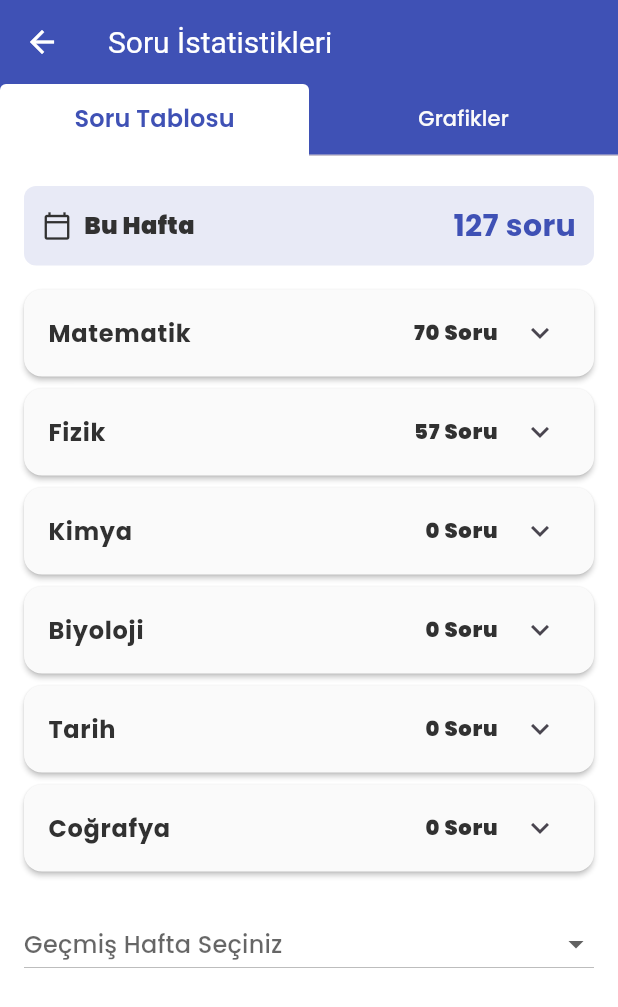
After one commit to ssena-201903/student_track_app, a Flutter app: the QuestionsPage screen opened directly, on a phone screen of 412 x 824 dp. The commit adds this screen. Shown: the top 1007 px of the screen. Run offline on Flutter 3.47's test engine with Material 3 defaults, Android fonts, the phone set to English and light mode, and no system bars; our stand-ins replace audioplayers, fl_chart, google_fonts, intl_phone_field, lottie; accounts and stored records are empty.

Commit message:
done structure of questions page

```diff
--- a/lib/main.dart
+++ b/lib/main.dart
@@ -1,8 +1,10 @@
 import 'package:flutter/material.dart';
 import 'package:google_fonts/google_fonts.dart';
 import 'package:student_track/constants/constants.dart';
+import 'package:student_track/views/home/home_page.dart';
 import 'package:student_track/views/login/login_page.dart';
 import 'package:student_track/views/main_shell.dart';
+import 'package:student_track/views/questions/questions_page.dart';
 
 void main() {
   runApp(const MyApp());
@@ -93,9 +95,20 @@ class MyApp extends StatelessWidget {
             fontSize: 16,
           ),
         ),
+        // tabbar theme
+        tabBarTheme: TabBarThemeData(
+          labelStyle: TextStyle(fontSize: 16, fontWeight: FontWeight.w600, color: Constants.primaryColor),
+          unselectedLabelColor:
+              Constants.primaryWhiteTone,
+          indicator: BoxDecoration(
+            color: Colors.white,
+            borderRadius: BorderRadius.only(topLeft: Radius.circular(4), topRight: Radius.circular(4)),
+          ),
+          indicatorSize: TabBarIndicatorSize.tab,
+        ),
       ),
 
-      home: LoginPage(),
+      home: MainShell(),
     );
   }
 }
--- a/lib/views/home/add_question_page.dart
+++ b/lib/views/home/add_question_page.dart
@@ -154,7 +154,7 @@ class _AddQuestionPageState extends State<AddQuestionPage> {
                     }
                   : null,
               style: ElevatedButton.styleFrom(
-                padding: const EdgeInsets.symmetric(vertical: 16),
+                padding: const EdgeInsets.symmetric(vertical: 20),
               ),
               child: const Text('Verileri Gönder'),
             ),
--- a/lib/views/home/home_page.dart
+++ b/lib/views/home/home_page.dart
@@ -4,6 +4,7 @@ import 'package:student_track/constants/constants.dart';
 import 'package:student_track/helpers/data_helper.dart';
 import 'package:student_track/views/home/add_question_page.dart';
 import 'package:student_track/views/pomodoro/pomodo_page.dart';
+import 'package:student_track/views/questions/questions_page.dart';
 import 'package:student_track/views/targets/target_page.dart';
 import 'package:student_track/widgets/custom_text.dart';
 import 'package:student_track/widgets/custom_drawer.dart';
@@ -134,6 +135,21 @@ class _HomePageState extends State<HomePage> {
       spacing: 10,
       runSpacing: 10,
       children: List.generate(cards.length, (index) {
+        // eğer 2. kart ise index değeri 1 olan kartı kontrol et
+        if (index == 1) {
+          return TopCard(
+            index: index,
+            title: cards[index]["title"],
+            subTitle: cards[index]["subtitle"],
+            onTap: () async {
+              // Questions Page'e git
+              await Navigator.push(
+                context,
+                MaterialPageRoute(builder: (_) => const QuestionsPage()),
+              );
+            },
+          );
+        }
         // Eğer 3. kart (index 2) hedef kartı ise, title ve subtitle'ı özel yap
         if (index == 2) {
           return TopCard(
--- /dev/null
+++ b/lib/views/questions/questions_page.dart
@@ -0,0 +1,310 @@
+import 'package:flutter/material.dart';
+import 'package:student_track/constants/constants.dart';
+import 'package:student_track/widgets/custom_text.dart';
+import 'package:fl_chart/fl_chart.dart';
+
+class QuestionsPage extends StatefulWidget {
+  const QuestionsPage({super.key});
+
+  @override
+  State<QuestionsPage> createState() => _QuestionsPageState();
+}
+
+class _QuestionsPageState extends State<QuestionsPage> {
+  String? selectedPastWeek;
+
+  final Map<String, Map<String, List<Map<String, dynamic>>>> data = {
+    "18.08.2025 - 24.08.2025": {
+      "Matematik": [
+        {"konu": "Limit", "kaynak": "Eis Yayınları", "adet": 50},
+        {"konu": "Türev", "kaynak": "Palme Yayınları", "adet": 20},
+      ],
+      "Fizik": [
+        {"konu": "Kuvvet", "kaynak": "Eis Yayınları", "adet": 30},
+        {"konu": "Elektrik", "kaynak": "Fenomen Yayıncılık", "adet": 27},
+      ],
+    },
+    "11.08.2025 - 17.08.2025": {
+      "Matematik": [
+        {"konu": "Fonksiyon", "kaynak": "Eis Yayınları", "adet": 25},
+        {"konu": "Trigonometri", "kaynak": "Palme Yayınları", "adet": 18},
+      ],
+      "Kimya": [
+        {"konu": "Organik Kimya", "kaynak": "Karekök Yayınları", "adet": 30},
+      ],
+    },
+    "04.08.2025 - 10.08.2025": {
+      "Matematik": [
+        {"konu": "Limit", "kaynak": "Apotemi Yayınları", "adet": 20},
+        {"konu": "Türev", "kaynak": "Karekök Yayınları", "adet": 15},
+      ],
+      "Fizik": [
+        {"konu": "Newton Kanunları", "kaynak": "Palme Yayınları", "adet": 12},
+        {"konu": "Elektrik", "kaynak": "Okyanus Yayınları", "adet": 10},
+      ],
+    },
+    "28.07.2025 - 03.08.2025": {
+      "Matematik": [
+        {"konu": "Integral", "kaynak": "Apotemi Yayınları", "adet": 18},
+        {"konu": "Karmaşık Sayılar", "kaynak": "Eis Yayınları", "adet": 22},
+      ],
+      "Kimya": [
+        {"konu": "Asit-Baz", "kaynak": "Palme Yayınları", "adet": 25},
+        {
+          "konu": "Kimyasal Tepkimeler",
+          "kaynak": "Okyanus Yayınları",
+          "adet": 15,
+        },
+      ],
+    },
+  };
+
+  @override
+  Widget build(BuildContext context) {
+    final thisWeek = data.keys.first;
+    final pastWeeks = data.keys.skip(1).toList();
+
+    final thisWeekTotal = data[thisWeek]!.values
+        .expand((list) => list)
+        .fold<int>(0, (sum, e) => sum + (e['adet'] as int));
+
+    return DefaultTabController(
+      length: 2,
+      child: Scaffold(
+        appBar: AppBar(
+          title: const Text("Soru İstatistikleri"),
+          bottom: const TabBar(
+            tabs: [
+              Tab(text: "Soru Tablosu"),
+              Tab(text: "Grafikler"),
+            ],
+          ),
+        ),
+        body: TabBarView(
+          children: [
+            // 🔹 Tab 1: Çalışma Tablosu
+            Padding(
+              padding: const EdgeInsets.symmetric(vertical: 20, horizontal: 16),
+              child: SingleChildScrollView(
+                child: Column(
+                  crossAxisAlignment: CrossAxisAlignment.start,
+                  children: [
+                    Container(
+                      padding: const EdgeInsets.all(12),
+                      decoration: BoxDecoration(
+                        color: Constants.lightPrimaryTone,
+                        borderRadius: BorderRadius.circular(8),
+                      ),
+                      child: Row(
+                        children: [
+                          Icon(
+                            Icons.calendar_today_outlined,
+                            size: 20,
+                            color: Constants.primaryBlackTone,
+                          ),
+                          const SizedBox(width: 8),
+                          CustomText(
+                            text: "Bu Hafta",
+                            color: Constants.primaryBlackTone,
+                            fontWeight: FontWeight.w900,
+                            fontSize: 16,
+                          ),
+                          const Spacer(),
+                          CustomText(
+                            text: "$thisWeekTotal soru",
+                            color: Constants.primaryColor,
+                            fontWeight: FontWeight.bold,
+                            fontSize: 20,
+                          ),
+                        ],
+                      ),
+                    ),
+                    const SizedBox(height: 12),
+                    ..._buildLessonSections(data[thisWeek]!),
+                    const SizedBox(height: 20),
+                    DropdownButton<String>(
+                      isExpanded: true,
+                      hint: const Text("Geçmiş Hafta Seçiniz"),
+                      value: selectedPastWeek,
+                      items: pastWeeks
+                          .map(
+                            (week) => DropdownMenuItem(
+                              value: week,
+                              child: Text(week),
+                            ),
+                          )
+                          .toList(),
+                      onChanged: (value) {
+                        setState(() {
+                          selectedPastWeek = value;
+                        });
+                      },
+                    ),
+                    if (selectedPastWeek != null)
+                      Padding(
+                        padding: const EdgeInsets.only(top: 16.0),
+                        child: Column(
+                          crossAxisAlignment: CrossAxisAlignment.start,
+                          children: [
+                            _buildWeekHeader(
+                              selectedPastWeek!,
+                              data[selectedPastWeek]!,
+                            ),
+                            const SizedBox(height: 12),
+                            ..._buildLessonSections(data[selectedPastWeek]!),
+                          ],
+                        ),
+                      ),
+                  ],
+                ),
+              ),
+            ),
+
+            // 🔹 Tab 2: Grafikler
+            _buildBarCharts(),
+          ],
+        ),
+      ),
+    );
+  }
+
+  Widget _buildBarCharts() {
+    return Center(
+      child: Column(
+        mainAxisAlignment: MainAxisAlignment.center,
+        children: [
+          CustomText(
+            text: "Çok yakında grafikler tablosu sizlerle...",
+            color: Constants.primaryColor,
+            fontWeight: FontWeight.w600,
+            fontSize: 16,
+            textAlign: TextAlign.center,
+          ),
+        ],
+      ),
+    );
+  }
+
+  Widget _buildWeekHeader(
+    String week,
+    Map<String, List<Map<String, dynamic>>> weekData,
+  ) {
+    final totalQuestions = weekData.values
+        .expand((list) => list)
+        .fold<int>(0, (sum, e) => sum + (e['adet'] as int));
+
+    return Container(
+      padding: const EdgeInsets.all(12),
+      decoration: BoxDecoration(
+        color: Constants.lightPrimaryTone,
+        borderRadius: BorderRadius.circular(8),
+      ),
+      child: Row(
+        children: [
+          const Icon(Icons.calendar_today_outlined, size: 20),
+          const SizedBox(width: 8),
+          Text(
+            week,
+            style: const TextStyle(fontSize: 16, fontWeight: FontWeight.bold),
+          ),
+          const Spacer(),
+          // Text(
+          //   "$totalQuestions Soru",
+          //   style: const TextStyle(fontSize: 14, fontWeight: FontWeight.w600),
+          // ),
+          CustomText(
+            text: "$totalQuestions Soru",
+            color: Constants.primaryColor,
+            fontWeight: FontWeight.bold,
+            fontSize: 14,
+          ),
+        ],
+      ),
+    );
+  }
+
+  List<Widget> _buildLessonSections(
+    Map<String, List<Map<String, dynamic>>> weekData,
+  ) {
+    // Tüm dersler
+    final allLessons = [
+      "Matematik",
+      "Fizik",
+      "Kimya",
+      "Biyoloji",
+      "Tarih",
+      "Coğrafya",
+    ];
+
+    return allLessons.map((lesson) {
+      final details = weekData[lesson] ?? [];
+      final totalQuestions = details.fold<int>(
+        0,
+        (sum, e) => sum + (e['adet'] as int),
+      );
+
+      return Card(
+        margin: const EdgeInsets.symmetric(vertical: 4),
+        child: ExpansionTile(
+          title: Row(
+            children: [
+              CustomText(
+                text: lesson,
+                color: Constants.primaryBlackTone,
+                fontWeight: FontWeight.bold,
+                fontSize: 16,
+              ),
+              Spacer(),
+              CustomText(
+                text: "$totalQuestions Soru",
+                color: Constants.primaryBlackTone,
+                fontWeight: FontWeight.w900,
+                fontSize: 14,
+              ),
+            ],
+          ),
+          children: details.isNotEmpty
+              ? details.map((detail) {
+                  return ListTile(
+                    title: Row(
+                      mainAxisAlignment: MainAxisAlignment.spaceBetween,
+                      children: [
+                        CustomText(
+                          text: detail["konu"],
+                          color: Constants.primaryBlackTone,
+                          fontWeight: FontWeight.bold,
+                          fontSize: 14,
+                        ),
+                        CustomText(
+                          text: detail["kaynak"],
+                          color: Colors.black87,
+                          fontWeight: FontWeight.normal,
+                          fontSize: 12,
+                        ),
+                      ],
+                    ),
+                    trailing: CustomText(
+                      text: "${detail['adet']} Soru",
+                      color: Constants.primaryBlackTone,
+                      fontWeight: FontWeight.w900,
+                      fontSize: 14,
+                    ),
+                  );
+                }).toList()
+              : [
+                  ListTile(
+                    title: Center(
+                      child: CustomText(
+                        text: "Henüz bu derse soru eklemediniz!",
+                        color: Colors.redAccent,
+                        fontWeight: FontWeight.bold,
+                        fontSize: 14,
+                      ),
+                    ),
+                  ),
+                ],
+        ),
+      );
+    }).toList();
+  }
+}
--- a/pubspec.yaml
+++ b/pubspec.yaml
@@ -43,6 +43,7 @@ dependencies:
   shared_preferences: ^2.5.3
   audioplayers: ^6.5.0
   intl: ^0.20.2
+  fl_chart: ^1.0.0
 
 dev_dependencies:
   flutter_test:
```
Also changed, not shown: pubspec.lock.
